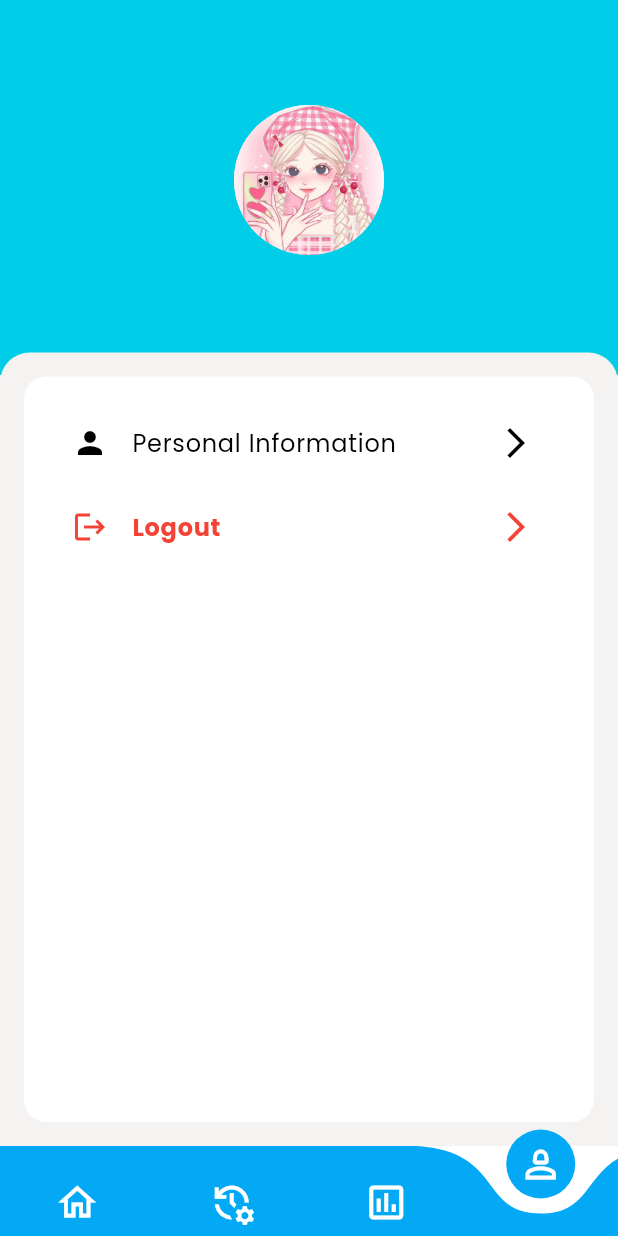
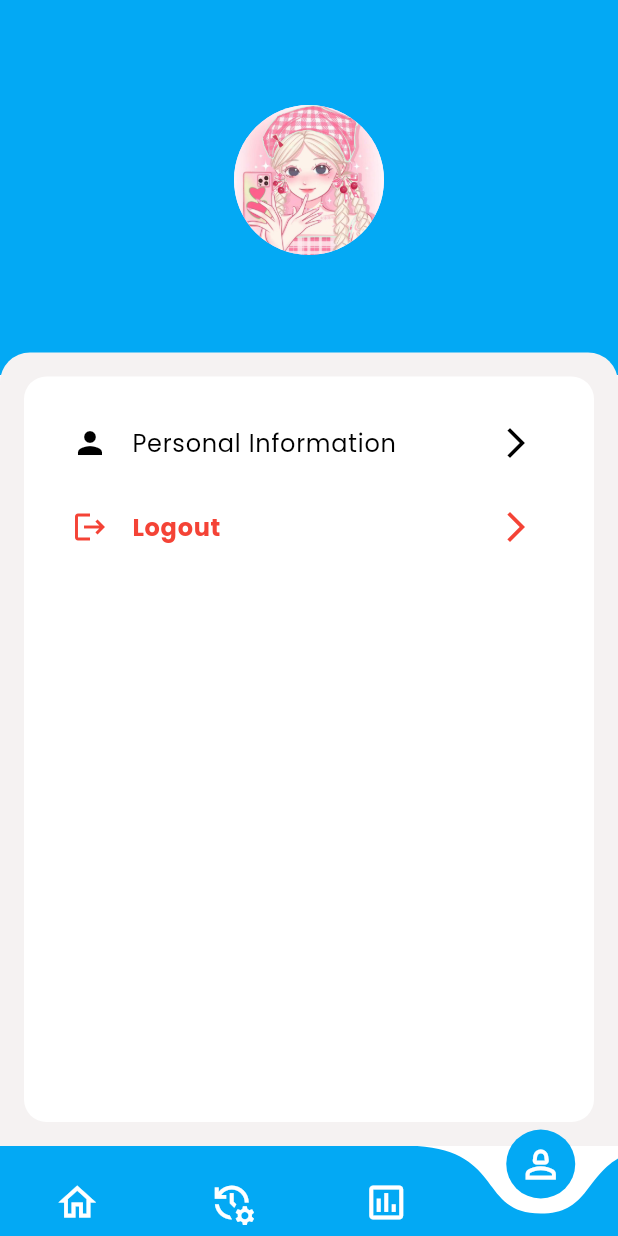
Before and after one commit to salsabilaazzahraa/AttendanceProjectUI, a Flutter app: the ProfileScreen screen opened directly, on a phone screen of 412 x 824 dp. Run offline on Flutter 3.47's test engine with Material 3 defaults, Android fonts, the phone set to English and light mode, and no system bars; drawn by our look-alikes of curved_navigation_bar; our stand-ins replace google_fonts, shared_preferences; accounts and stored records are empty.

Commit message:
Update profile_screen.dart

```diff
--- a/lib/screens/profile_screen.dart
+++ b/lib/screens/profile_screen.dart
@@ -74,7 +74,7 @@ class _ProfileScreenState extends State<ProfileScreen> {
           Container(
             height: 250,
             decoration: BoxDecoration(
-              color: Color(0xFF00CEE8),
+              color: Colors.lightBlue,
             ),
           ),
           Positioned(
```
